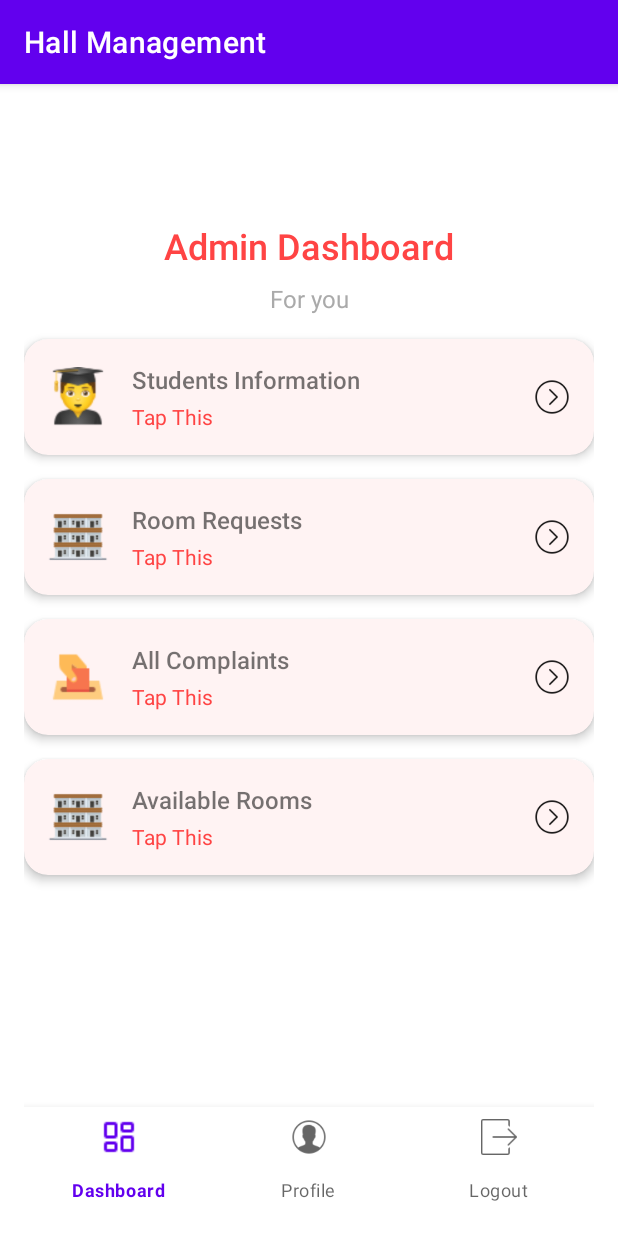
After one commit to Arafat-Porosh/HallEase, an Android app: the AdminDashboard screen opened directly, with no data from a screen before it, on a phone screen of 412 x 824 dp. The commit adds this screen. Run offline under Robolectric (Android 15) with nearby library versions, the phone set to English and light mode, and no system bars.

Commit message:
Change committed

```diff
--- /dev/null
+++ b/app/src/main/java/com/arafatporosh/hallmanagement/AdminDashboard.kt
@@ -0,0 +1,50 @@
+package com.arafatporosh.hallmanagement
+
+import android.content.Intent
+import android.os.Bundle
+import android.widget.Toast
+import androidx.appcompat.app.AppCompatActivity
+import androidx.cardview.widget.CardView
+
+class AdminDashboard : AppCompatActivity() {
+
+    override fun onCreate(savedInstanceState: Bundle?) {
+        super.onCreate(savedInstanceState)
+        setContentView(R.layout.activity_admin_dashboard)
+
+        // Reference each CardView
+        val studentInfoCard = findViewById<CardView>(R.id.cardStudentInfo)
+        val roomRequestCard = findViewById<CardView>(R.id.cardRoomRequest)
+        val complaintCard = findViewById<CardView>(R.id.cardComplaint)
+        val availableRoomsCard = findViewById<CardView>(R.id.cardAvailableRooms)
+
+        // Set click listeners for each card
+        studentInfoCard.setOnClickListener {
+            Toast.makeText(this, "Student Information Clicked", Toast.LENGTH_SHORT).show()
+            // Navigate to the Student Information Activity
+            // val intent = Intent(this, StudentInformationActivity::class.java)
+            // startActivity(intent)
+        }
+
+        roomRequestCard.setOnClickListener {
+            Toast.makeText(this, "Room Request Clicked", Toast.LENGTH_SHORT).show()
+            // Navigate to the Room Request Activity
+            // val intent = Intent(this, RoomRequestActivity::class.java)
+            // startActivity(intent)
+        }
+
+        complaintCard.setOnClickListener {
+            Toast.makeText(this, "Complaint Clicked", Toast.LENGTH_SHORT).show()
+            // Navigate to the Complaint Activity
+            // val intent = Intent(this, ComplaintActivity::class.java)
+            // startActivity(intent)
+        }
+
+        availableRoomsCard.setOnClickListener {
+            Toast.makeText(this, "Available Rooms Clicked", Toast.LENGTH_SHORT).show()
+            // Navigate to the Available Rooms Activity
+            // val intent = Intent(this, AvailableRoomsActivity::class.java)
+            // startActivity(intent)
+        }
+    }
+}
--- /dev/null
+++ b/app/src/main/res/layout/activity_admin_dashboard.xml
@@ -0,0 +1,282 @@
+<?xml version="1.0" encoding="utf-8"?>
+<androidx.constraintlayout.widget.ConstraintLayout
+    xmlns:android="http://schemas.android.com/apk/res/android"
+    xmlns:app="http://schemas.android.com/apk/res-auto"
+    xmlns:tools="http://schemas.android.com/tools"
+    android:layout_width="match_parent"
+    android:layout_height="match_parent"
+    android:padding="16dp"
+    tools:context=".AdminDashboard">
+
+    <TextView
+        android:id="@+id/tvAdminDashboard"
+        android:layout_width="wrap_content"
+        android:layout_height="wrap_content"
+        android:text="@string/admin_dashboard"
+        android:textColor="@android:color/holo_red_light"
+        android:textSize="24sp"
+        android:layout_marginTop="75dp"
+        android:fontFamily="sans-serif-medium"
+        app:layout_constraintTop_toTopOf="parent"
+        app:layout_constraintStart_toStartOf="parent"
+        app:layout_constraintEnd_toEndOf="parent" />
+
+    <TextView
+        android:id="@+id/tvForYou"
+        android:layout_width="wrap_content"
+        android:layout_height="wrap_content"
+        android:text="@string/for_you"
+        android:textColor="@android:color/darker_gray"
+        android:textSize="16sp"
+        app:layout_constraintTop_toBottomOf="@id/tvAdminDashboard"
+        app:layout_constraintStart_toStartOf="parent"
+        app:layout_constraintEnd_toEndOf="parent"
+        android:layout_marginTop="8dp" />
+
+    <androidx.cardview.widget.CardView
+        android:id="@+id/cardStudentInfo"
+        android:layout_width="0dp"
+        android:layout_height="wrap_content"
+        android:layout_marginTop="16dp"
+        app:cardCornerRadius="16dp"
+        app:cardElevation="4dp"
+        app:cardBackgroundColor="#FFF3F3"
+        app:layout_constraintTop_toBottomOf="@id/tvForYou"
+        app:layout_constraintStart_toStartOf="parent"
+        app:layout_constraintEnd_toEndOf="parent">
+
+        <androidx.constraintlayout.widget.ConstraintLayout
+            android:layout_width="match_parent"
+            android:layout_height="wrap_content"
+            android:padding="16dp">
+
+            <ImageView
+                android:id="@+id/ivStudentInfo"
+                android:layout_width="40dp"
+                android:layout_height="40dp"
+                android:src="@drawable/ic_student"
+                app:layout_constraintStart_toStartOf="parent"
+                app:layout_constraintTop_toTopOf="parent"
+                app:layout_constraintBottom_toBottomOf="parent" />
+
+            <TextView
+                android:id="@+id/tvStudentInfoTitle"
+                android:layout_width="0dp"
+                android:layout_height="wrap_content"
+                android:text="@string/students_information"
+                android:textSize="16sp"
+                android:fontFamily="sans-serif-medium"
+                app:layout_constraintStart_toEndOf="@id/ivStudentInfo"
+                app:layout_constraintTop_toTopOf="parent"
+                android:layout_marginStart="16dp" />
+
+            <TextView
+                android:id="@+id/tvStudentInfoTap"
+                android:layout_width="0dp"
+                android:layout_height="wrap_content"
+                android:text="@string/tap_this"
+                android:textSize="14sp"
+                android:textColor="@android:color/holo_red_light"
+                app:layout_constraintStart_toStartOf="@id/tvStudentInfoTitle"
+                app:layout_constraintTop_toBottomOf="@id/tvStudentInfoTitle"
+                android:layout_marginTop="4dp" />
+
+            <ImageView
+                android:id="@+id/ivArrowStudentInfo"
+                android:layout_width="24dp"
+                android:layout_height="24dp"
+                android:src="@drawable/ic_arrow"
+                app:layout_constraintEnd_toEndOf="parent"
+                app:layout_constraintTop_toTopOf="parent"
+                app:layout_constraintBottom_toBottomOf="parent" />
+        </androidx.constraintlayout.widget.ConstraintLayout>
+    </androidx.cardview.widget.CardView>
+
+    <androidx.cardview.widget.CardView
+        android:id="@+id/cardRoomRequest"
+        android:layout_width="0dp"
+        android:layout_height="wrap_content"
+        android:layout_marginTop="16dp"
+        app:cardCornerRadius="16dp"
+        app:cardElevation="4dp"
+        app:cardBackgroundColor="#FFF3F3"
+        app:layout_constraintTop_toBottomOf="@id/cardStudentInfo"
+        app:layout_constraintStart_toStartOf="parent"
+        app:layout_constraintEnd_toEndOf="parent">
+
+        <androidx.constraintlayout.widget.ConstraintLayout
+            android:layout_width="match_parent"
+            android:layout_height="wrap_content"
+            android:padding="16dp">
+
+            <ImageView
+                android:id="@+id/ivRoomRequest"
+                android:layout_width="40dp"
+                android:layout_height="40dp"
+                android:src="@drawable/ic_seat_apply"
+                app:layout_constraintStart_toStartOf="parent"
+                app:layout_constraintTop_toTopOf="parent"
+                app:layout_constraintBottom_toBottomOf="parent" />
+
+            <TextView
+                android:id="@+id/tvRoomRequestTitle"
+                android:layout_width="0dp"
+                android:layout_height="wrap_content"
+                android:text="@string/room_requests"
+                android:textSize="16sp"
+                android:fontFamily="sans-serif-medium"
+                app:layout_constraintStart_toEndOf="@id/ivRoomRequest"
+                app:layout_constraintTop_toTopOf="parent"
+                android:layout_marginStart="16dp" />
+
+            <TextView
+                android:id="@+id/tvRoomRequestTap"
+                android:layout_width="0dp"
+                android:layout_height="wrap_content"
+                android:text="@string/tap_this"
+                android:textSize="14sp"
+                android:textColor="@android:color/holo_red_light"
+                app:layout_constraintStart_toStartOf="@id/tvRoomRequestTitle"
+                app:layout_constraintTop_toBottomOf="@id/tvRoomRequestTitle"
+                android:layout_marginTop="4dp" />
+
+            <ImageView
+                android:id="@+id/ivArrowRoomRequest"
+                android:layout_width="24dp"
+                android:layout_height="24dp"
+                android:src="@drawable/ic_arrow"
+                app:layout_constraintEnd_toEndOf="parent"
+                app:layout_constraintTop_toTopOf="parent"
+                app:layout_constraintBottom_toBottomOf="parent" />
+        </androidx.constraintlayout.widget.ConstraintLayout>
+    </androidx.cardview.widget.CardView>
+
+    <androidx.cardview.widget.CardView
+        android:id="@+id/cardComplaint"
+        android:layout_width="0dp"
+        android:layout_height="wrap_content"
+        android:layout_marginTop="16dp"
+        app:cardCornerRadius="16dp"
+        app:cardElevation="4dp"
+        app:cardBackgroundColor="#FFF3F3"
+        app:layout_constraintTop_toBottomOf="@id/cardRoomRequest"
+        app:layout_constraintStart_toStartOf="parent"
+        app:layout_constraintEnd_toEndOf="parent">
+
+        <androidx.constraintlayout.widget.ConstraintLayout
+            android:layout_width="match_parent"
+            android:layout_height="wrap_content"
+            android:padding="16dp">
+
+            <ImageView
+                android:id="@+id/ivComplaint"
+                android:layout_width="40dp"
+                android:layout_height="40dp"
+                android:src="@drawable/ic_complaint"
+                app:layout_constraintStart_toStartOf="parent"
+                app:layout_constraintTop_toTopOf="parent"
+                app:layout_constraintBottom_toBottomOf="parent" />
+
+            <TextView
+                android:id="@+id/tvComplaintTitle"
+                android:layout_width="0dp"
+                android:layout_height="wrap_content"
+                android:text="@string/all_complaints"
+                android:textSize="16sp"
+                android:fontFamily="sans-serif-medium"
+                app:layout_constraintStart_toEndOf="@id/ivComplaint"
+                app:layout_constraintTop_toTopOf="parent"
+                android:layout_marginStart="16dp" />
+
+            <TextView
+                android:id="@+id/tvComplaintTap"
+                android:layout_width="0dp"
+                android:layout_height="wrap_content"
+                android:text="@string/tap_this"
+                android:textSize="14sp"
+                android:textColor="@android:color/holo_red_light"
+                app:layout_constraintStart_toStartOf="@id/tvComplaintTitle"
+                app:layout_constraintTop_toBottomOf="@id/tvComplaintTitle"
+                android:layout_marginTop="4dp" />
+
+            <ImageView
+                android:id="@+id/ivArrowComplaint"
+                android:layout_width="24dp"
+                android:layout_height="24dp"
+                android:src="@drawable/ic_arrow"
+                app:layout_constraintEnd_toEndOf="parent"
+                app:layout_constraintTop_toTopOf="parent"
+                app:layout_constraintBottom_toBottomOf="parent" />
+        </androidx.constraintlayout.widget.ConstraintLayout>
+    </androidx.cardview.widget.CardView>
+
+    <androidx.cardview.widget.CardView
+        android:id="@+id/cardAvailableRooms"
+        android:layout_width="0dp"
+        android:layout_height="wrap_content"
+        android:layout_marginTop="16dp"
+        app:cardCornerRadius="16dp"
+        app:cardElevation="4dp"
+        app:cardBackgroundColor="#FFF3F3"
+        app:layout_constraintTop_toBottomOf="@id/cardComplaint"
+        app:layout_constraintStart_toStartOf="parent"
+        app:layout_constraintEnd_toEndOf="parent">
+
+        <androidx.constraintlayout.widget.ConstraintLayout
+            android:layout_width="match_parent"
+            android:layout_height="wrap_content"
+            android:padding="16dp">
+
+            <ImageView
+                android:id="@+id/ivAvailableRooms"
+                android:layout_width="40dp"
+                android:layout_height="40dp"
+                android:src="@drawable/ic_seat_apply"
+                app:layout_constraintStart_toStartOf="parent"
+                app:layout_constraintTop_toTopOf="parent"
+                app:layout_constraintBottom_toBottomOf="parent" />
+
+            <TextView
+                android:id="@+id/tvAvailableRoomsTitle"
+                android:layout_width="0dp"
+                android:layout_height="wrap_content"
+                android:text="@string/available_rooms"
+                android:textSize="16sp"
+                android:fontFamily="sans-serif-medium"
+                app:layout_constraintStart_toEndOf="@id/ivAvailableRooms"
+                app:layout_constraintTop_toTopOf="parent"
+                android:layout_marginStart="16dp" />
+
+            <TextView
+                android:id="@+id/tvAvailableRoomsTap"
+                android:layout_width="0dp"
+                android:layout_height="wrap_content"
+                android:text="@string/tap_this"
+                android:textSize="14sp"
+                android:textColor="@android:color/holo_red_light"
+                app:layout_constraintStart_toStartOf="@id/tvAvailableRoomsTitle"
+                app:layout_constraintTop_toBottomOf="@id/tvAvailableRoomsTitle"
+                android:layout_marginTop="4dp" />
+
+            <ImageView
+                android:id="@+id/ivArrowAvailableRooms"
+                android:layout_width="24dp"
+                android:layout_height="24dp"
+                android:src="@drawable/ic_arrow"
+                app:layout_constraintEnd_toEndOf="parent"
+                app:layout_constraintTop_toTopOf="parent"
+                app:layout_constraintBottom_toBottomOf="parent" />
+        </androidx.constraintlayout.widget.ConstraintLayout>
+    </androidx.cardview.widget.CardView>
+
+    <com.google.android.material.bottomnavigation.BottomNavigationView
+        android:id="@+id/bottom_navigation"
+        android:layout_width="0dp"
+        android:layout_height="70dp"
+        app:menu="@menu/bottom_navigation_menu"
+        app:layout_constraintBottom_toBottomOf="parent"
+        app:layout_constraintStart_toStartOf="parent"
+        app:layout_constraintEnd_toEndOf="parent"
+        android:backgroundTint="#FCE4EC" />
+
+</androidx.constraintlayout.widget.ConstraintLayout>
--- a/app/src/main/res/menu/bottom_navigation_menu.xml
+++ b/app/src/main/res/menu/bottom_navigation_menu.xml
@@ -7,4 +7,9 @@
         android:id="@+id/nav_profile"
         android:icon="@drawable/ic_profile"
         android:title="Profile" />
+    <item
+        android:id="@+id/nav_logout"
+        android:icon="@drawable/ic_logout"
+        android:title="Logout" />
+
 </menu>
--- a/app/src/main/res/values/strings.xml
+++ b/app/src/main/res/values/strings.xml
@@ -28,4 +28,19 @@
     <string name="enter_student_id">Enter Student ID</string>
     <string name="student_2">Student 2:</string>
     <string name="student_3">Student 3:</string>
+    <string name="admin_dashboard">Admin Dashboard</string>
+    <string name="students_information">Students Information</string>
+    <string name="room_requests">Room Requests</string>
+    <string name="all_complaints">All Complaints</string>
+    <string name="available_rooms">Available Rooms</string>
+    <string name="sign_up">Sign Up</string>
+    <string name="create_your_account_to_get_started">Create your account to get started</string>
+    <string name="student_name">Student Name</string>
+    <string name="student_id">Student ID</string>
+    <string name="email">Email</string>
+    <string name="mobile_no">Mobile No</string>
+    <string name="department_name">Department Name</string>
+    <string name="i_agree_to_the_terms_of_use_and_privacy_policy">I agree to the terms of use and privacy policy</string>
+    <string name="already_have_an_account">Already have an account?</string>
+    <string name="click_here">Click here</string>
 </resources>
```
Also changed, not shown: app/src/main/AndroidManifest.xml (+37 -28 lines), app/src/main/java/com/arafatporosh/hallmanagement/Student.kt (added, +9 -0 lines), app/src/main/java/com/arafatporosh/hallmanagement/StudentAdapter.kt (added, +76 -0 lines), app/src/main/java/com/arafatporosh/hallmanagement/StudentInfo.kt (added, +47 -0 lines), app/src/main/java/com/arafatporosh/hallmanagement/signup.kt (+7 -6 lines), app/src/main/res/layout/activity_signup.xml (+28 -13 lines), app/src/main/res/layout/activity_student_info.xml (added, +44 -0 lines), app/src/main/res/layout/item_student.xml (added, +70 -0 lines), app/src/main/res/drawable/ic_logout.png (added), app/src/main/res/drawable/ic_student.png (added).
